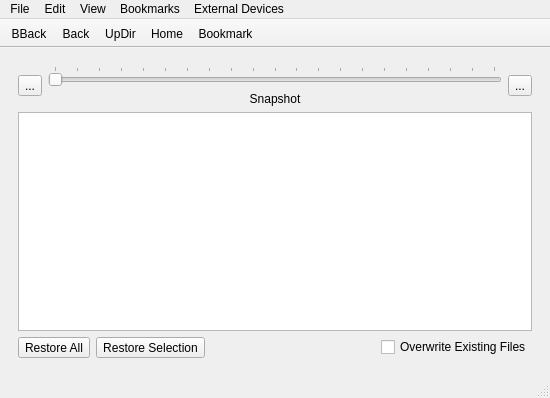
First picture: the form in lumina/lumina-fm/MainUI.ui, repository trueos/pcbsd, before the edit.
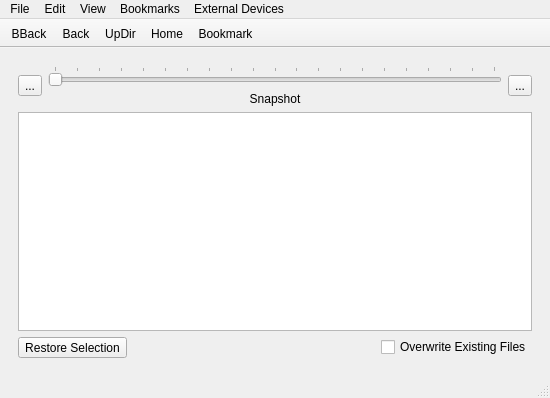
Second picture: the form after the edit. The open tabs and pages were chosen to show the change.

Commit message: Add a new dialog to lumina-fm: the file operations dialog performs things like removals, copies, restores, and moves while keeping the user informed about success/failure.

What changed in the file:
```diff
--- a/lumina/lumina-fm/MainUI.ui
+++ b/lumina/lumina-fm/MainUI.ui
@@ -399,19 +399,6 @@
         </item>
         <item>
          <layout class="QHBoxLayout" name="horizontalLayout_8">
-          <item>
-           <widget class="QToolButton" name="tool_zfs_restoreAll">
-            <property name="toolTip">
-             <string>Restore entire directory</string>
-            </property>
-            <property name="text">
-             <string>Restore All</string>
-            </property>
-            <property name="toolButtonStyle">
-             <enum>Qt::ToolButtonTextBesideIcon</enum>
-            </property>
-           </widget>
-          </item>
           <item>
            <widget class="QToolButton" name="tool_zfs_restoreItem">
             <property name="toolTip">
```
Left out of the diff: 11 changed lines with no effect on the pictures. The commit also changes 7 other files.
